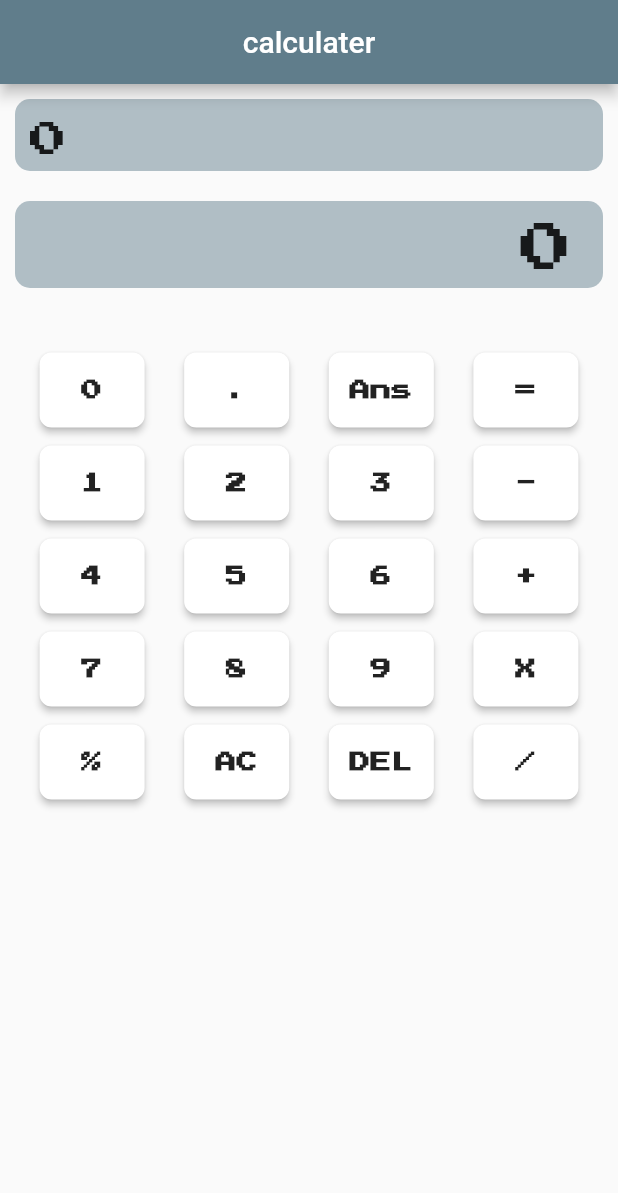
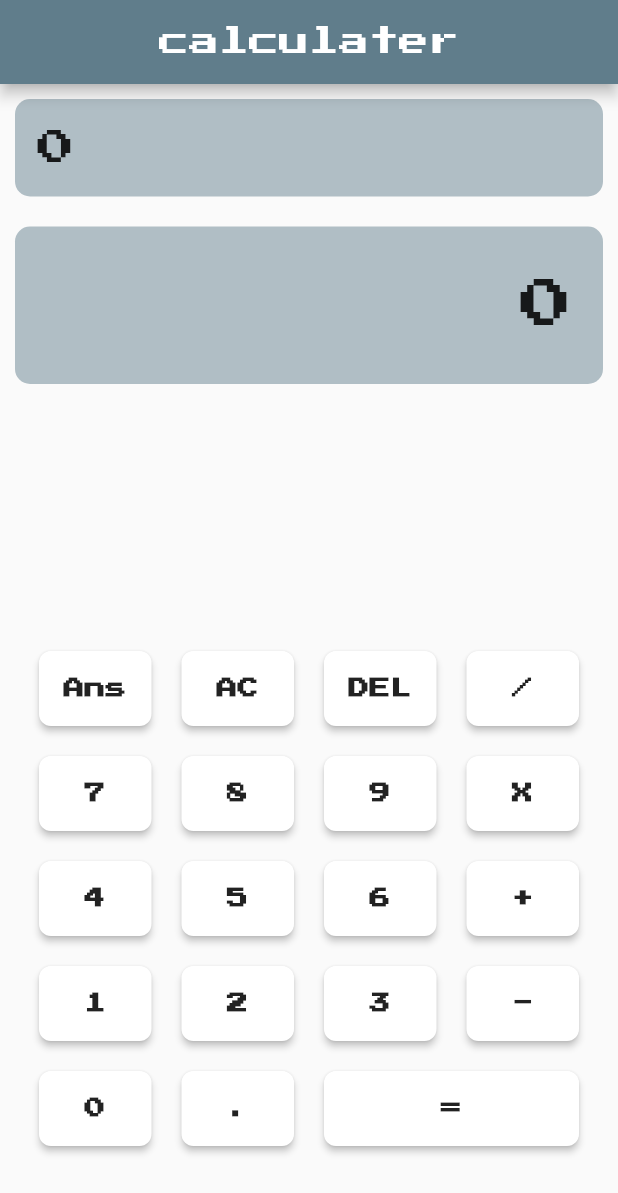
Before and after one commit to Juliotati/calculater, a Flutter app: the screen it shows after launch, on a phone screen of 412 x 824 dp. Shown: the top 1193 px of the screen. Run offline on Flutter 3.47's test engine with Material 2 defaults, Android fonts, the phone set to English and light mode, and no system bars; our stand-ins replace google_fonts, math_expressions; Roboto replaces fonts that are missing (Graduate).

Commit message:
chore: update buttons layout

```diff
--- a/lib/UI/calculater_button.dart
+++ b/lib/UI/calculater_button.dart
@@ -3,15 +3,19 @@ part of ui;
 class CalculaterButton extends StatelessWidget {
   const CalculaterButton(
     this.label, {
+    this.flex = 1,
     Key? key,
   }) : super(key: key);
 
   final String label;
+  final int flex;
 
   @override
   Widget build(BuildContext context) {
-    return Padding(
-      padding: const EdgeInsets.only(top: 4.0, bottom: 8.0),
+    return Expanded(
+      flex: flex,
+      child: Padding(
+        padding: const EdgeInsets.all(10),
         child: RawMaterialButton(
           shape: RoundedRectangleBorder(
             borderRadius: BorderRadius.circular(8.0),
@@ -31,6 +35,7 @@ class CalculaterButton extends StatelessWidget {
             ),
           ),
         ),
+      ),
     );
   }
 }
--- a/lib/UI/input_text.dart
+++ b/lib/UI/input_text.dart
@@ -10,17 +10,10 @@ class InputText extends StatelessWidget {
         borderRadius: BorderRadius.circular(10),
         color: Colors.blueGrey[200],
       ),
+      width: double.infinity,
+      alignment: Alignment.centerLeft,
       margin: const EdgeInsets.all(10.0),
-      width: double.infinity,
-      child: Align(
-        alignment: Alignment.centerLeft,
-        child: Padding(
-          padding: const EdgeInsets.only(
-            top: 15.0,
-            bottom: 8.0,
-            left: 10.0,
-            right: 20,
-          ),
+      padding: const EdgeInsets.symmetric(horizontal: 15, vertical: 20),
       child: Consumer<CalculaterHelper>(
         builder: (_, CalculaterHelper helper, __) {
           return Text(
@@ -29,8 +22,6 @@ class InputText extends StatelessWidget {
           );
         },
       ),
-        ),
-      ),
     );
   }
 }
--- a/lib/UI/num_pad.dart
+++ b/lib/UI/num_pad.dart
@@ -1,7 +1,7 @@
 part of ui;
 
-List<Widget> numPad() {
+List<Widget> get numPad {
   return <Widget>[
-    for (int row = 0; row <= numPadRows.length - 1; row++) numPadRows[row]
+    for (final Widget row in numPadRows) row,
   ];
 }
--- a/lib/UI/numb_pad_list.dart
+++ b/lib/UI/numb_pad_list.dart
@@ -10,9 +10,9 @@ class NumPadRow extends StatelessWidget {
 
   @override
   Widget build(BuildContext context) {
-    return Row(
-      mainAxisAlignment: MainAxisAlignment.spaceEvenly,
-      children: children,
+    return Padding(
+      padding: const EdgeInsets.symmetric(horizontal: 16.0),
+      child: Row(children: children),
     );
   }
 }
@@ -23,19 +23,19 @@ List<Widget> numPadRows = const <Widget>[
   NumPadRow(
     key: Key('$_numPadKey-1'),
     children: <CalculaterButton>[
-      CalculaterButton('0'),
-      CalculaterButton('.'),
       CalculaterButton('Ans'),
-      CalculaterButton('='),
+      CalculaterButton('AC'),
+      CalculaterButton('DEL'),
+      CalculaterButton('/'),
     ],
   ),
   NumPadRow(
     key: Key('$_numPadKey-2'),
     children: <CalculaterButton>[
-      CalculaterButton('1'),
-      CalculaterButton('2'),
-      CalculaterButton('3'),
-      CalculaterButton('-'),
+      CalculaterButton('7'),
+      CalculaterButton('8'),
+      CalculaterButton('9'),
+      CalculaterButton('X'),
     ],
   ),
   NumPadRow(
@@ -50,19 +50,18 @@ List<Widget> numPadRows = const <Widget>[
   NumPadRow(
     key: Key('$_numPadKey-4'),
     children: <CalculaterButton>[
-      CalculaterButton('7'),
-      CalculaterButton('8'),
-      CalculaterButton('9'),
-      CalculaterButton('X'),
+      CalculaterButton('1'),
+      CalculaterButton('2'),
+      CalculaterButton('3'),
+      CalculaterButton('-'),
     ],
   ),
   NumPadRow(
     key: Key('$_numPadKey-5'),
-    children: <CalculaterButton>[
-      CalculaterButton('%'),
-      CalculaterButton('AC'),
-      CalculaterButton('DEL'),
-      CalculaterButton('/'),
+    children: <Widget>[
+      CalculaterButton('0'),
+      CalculaterButton('.'),
+      CalculaterButton('=', flex: 2),
     ],
   ),
 ];
--- a/lib/UI/result_text.dart
+++ b/lib/UI/result_text.dart
@@ -2,6 +2,7 @@ part of ui;
 
 class ResultText extends StatelessWidget {
   const ResultText();
+
   @override
   Widget build(BuildContext context) {
     return Container(
@@ -11,15 +12,8 @@ class ResultText extends StatelessWidget {
       ),
       margin: const EdgeInsets.all(10.0),
       width: double.infinity,
-      child: Align(
       alignment: Alignment.centerRight,
-        child: Padding(
-          padding: const EdgeInsets.only(
-            top: 15.0,
-            bottom: 8.0,
-            left: 10.0,
-            right: 20,
-          ),
+      padding: const EdgeInsets.symmetric(vertical: 35.0, horizontal: 20),
       child: Consumer<CalculaterHelper>(
         builder: (_, CalculaterHelper helper, __) {
           return Text(
@@ -28,8 +22,6 @@ class ResultText extends StatelessWidget {
           );
         },
       ),
-        ),
-      ),
     );
   }
 }
--- a/lib/app/calculater_page.dart
+++ b/lib/app/calculater_page.dart
@@ -1,33 +1,23 @@
 part of app;
 
-class CalculaterPage extends StatefulWidget {
+class CalculaterPage extends StatelessWidget {
   const CalculaterPage();
 
-  @override
-  _CalculaterPageState createState() => _CalculaterPageState();
-}
-
-class _CalculaterPageState extends State<CalculaterPage> {
   @override
   Widget build(BuildContext context) {
     return Scaffold(
       backgroundColor: const Color(0xFFFAFAFA),
       appBar: AppBar(
-        title: Center(
-          child: Text(
-            'calculater',
-            style: GoogleFonts.graduate(),
-          ),
-        ),
+        centerTitle: true,
+        title: const Text('calculater'),
       ),
-      body: ListView(
-        padding: const EdgeInsets.only(bottom: 16.0),
+      body: Column(
         children: <Widget>[
           const InputText(),
           const ResultText(),
-          const SizedBox(height: 13),
-          const SizedBox(height: 16),
-          ...numPad(),
+          const Spacer(),
+          ...numPad,
+          const SizedBox(height: 50),
         ],
       ),
     );
```
Lines whose indentation alone changed are shown as unchanged.
